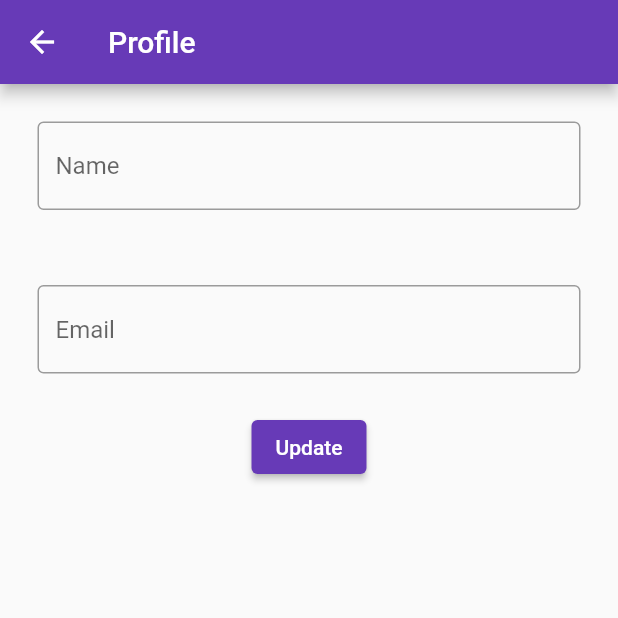
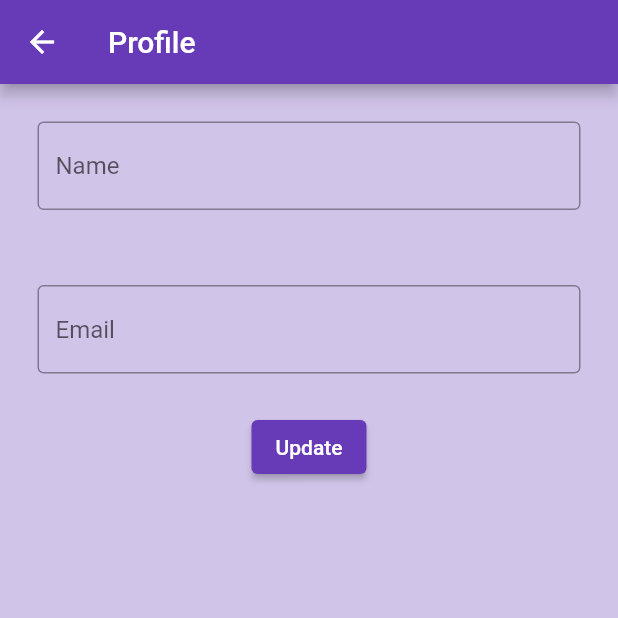
Before and after one commit to Vishwa-Karthik/CryptoCurrency-App, a Flutter app: the ProfileUpdate screen opened directly, on a phone screen of 412 x 824 dp, the top half of it. Run offline on Flutter 3.47's test engine with Material 2 defaults, Android fonts, the phone set to English and light mode, and no system bars; our stand-ins replace google_fonts, shared_preferences; accounts and stored records are empty.

Commit message:
dark mode

```diff
--- /dev/null
+++ b/lib/app_theme.dart
@@ -0,0 +1,11 @@
+import 'package:shared_preferences/shared_preferences.dart';
+
+class AppTheme {
+  static bool isDarkModeEnabled = false;
+
+  static Future<void> getThemeValue() async {
+    SharedPreferences prefs = await SharedPreferences.getInstance();
+
+    isDarkModeEnabled = prefs.getBool("isDarkMode") ?? false;
+  }
+}
--- a/lib/home_page.dart
+++ b/lib/home_page.dart
@@ -1,5 +1,6 @@
 // ignore_for_file: prefer_const_constructors
 
+import 'package:crypto_app/app_theme.dart';
 import 'package:flutter/material.dart';
 import 'package:google_fonts/google_fonts.dart';
 import 'package:shared_preferences/shared_preferences.dart';
@@ -17,7 +18,7 @@ class _HomePageState extends State<HomePage> {
   String name = "", email = "";
 
   //* Dark Mode initialise
-  bool isDarkMode = false;
+  bool isDarkMode = AppTheme.isDarkModeEnabled;
 
   @override
   void initState() {
@@ -77,7 +78,7 @@ class _HomePageState extends State<HomePage> {
                   Icons.card_membership,
                   color: Colors.black,
                 ),
-                title: const Text("Profile"),
+                title: const Text("Profiles"),
               ),
               ListTile(
                 onTap: () async {
--- a/lib/main.dart
+++ b/lib/main.dart
@@ -1,9 +1,12 @@
+import 'package:crypto_app/app_theme.dart';
 import 'package:flutter/material.dart';
 import 'package:google_fonts/google_fonts.dart';
 
 import 'home_page.dart';
 
-void main() {
+void main() async {
+  WidgetsFlutterBinding.ensureInitialized();
+  await AppTheme.getThemeValue();
   runApp(const MyApp());
 }
 
--- a/lib/update_profile.dart
+++ b/lib/update_profile.dart
@@ -1,5 +1,6 @@
 // ignore_for_file: prefer_const_constructors
 
+import 'package:crypto_app/app_theme.dart';
 import 'package:flutter/material.dart';
 import 'package:shared_preferences/shared_preferences.dart';
 
@@ -23,10 +24,15 @@ class ProfileUpdate extends StatelessWidget {
     print("Locally saved");
   }
 
+  //* Dark Mode Concept
+  bool isDarkMode = AppTheme.isDarkModeEnabled;
+
   @override
   Widget build(BuildContext context) {
     return Scaffold(
+      backgroundColor: isDarkMode ? Colors.grey : Colors.deepPurple.shade100,
       appBar: AppBar(
+        backgroundColor: isDarkMode ? Colors.black38 : Colors.deepPurple,
         title: const Text("Profile "),
       ),
       body: Column(
```
